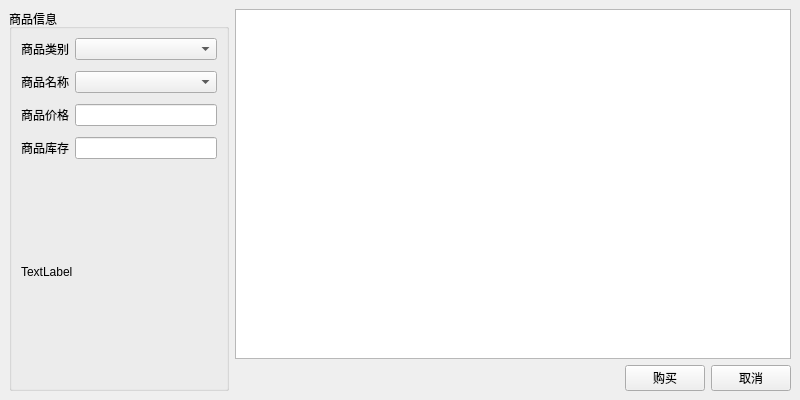
Old version of the form purchase.ui in the repository Johnbulte/Qt_Emarket.
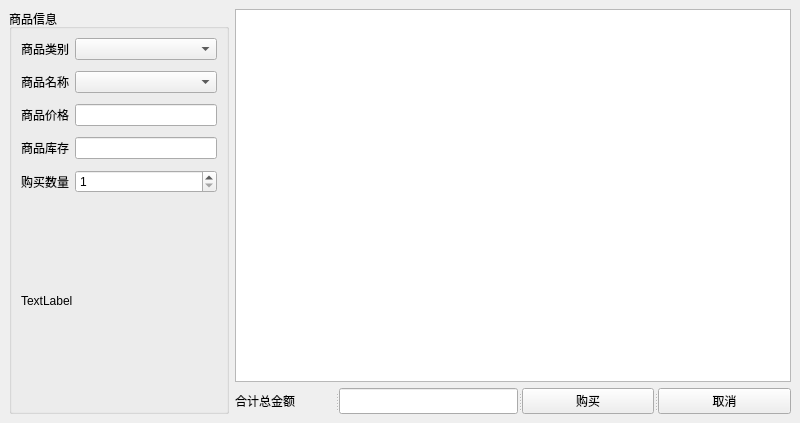
New version of the form.

Commit message: 购买功能的简单实现

Diff of the .ui file:
```diff
--- a/purchase.ui
+++ b/purchase.ui
@@ -7,7 +7,7 @@
     <x>0</x>
     <y>0</y>
     <width>800</width>
-    <height>400</height>
+    <height>423</height>
    </rect>
   </property>
   <property name="windowTitle">
@@ -55,8 +55,8 @@
         <property name="title">
          <string>商品信息</string>
         </property>
-        <layout class="QHBoxLayout" name="horizontalLayout_5">
-         <item>
+        <layout class="QGridLayout" name="gridLayout_3">
+         <item row="0" column="0">
           <layout class="QVBoxLayout" name="verticalLayout">
            <item>
             <layout class="QHBoxLayout" name="horizontalLayout">
@@ -177,7 +177,52 @@
             </layout>
            </item>
            <item>
-            <widget class="QLabel" name="label_5">
+            <spacer name="verticalSpacer_4">
+             <property name="orientation">
+              <enum>Qt::Vertical</enum>
+             </property>
+             <property name="sizeType">
+              <enum>QSizePolicy::Fixed</enum>
+             </property>
+             <property name="sizeHint" stdset="0">
+              <size>
+               <width>20</width>
+               <height>5</height>
+              </size>
+             </property>
+            </spacer>
+           </item>
+           <item>
+            <layout class="QHBoxLayout" name="horizontalLayout_5">
+             <item>
+              <widget class="QLabel" name="label_6">
+               <property name="text">
+                <string>购买数量</string>
+               </property>
+              </widget>
+             </item>
+             <item>
+              <widget class="QSpinBox" name="spinBox">
+               <property name="sizePolicy">
+                <sizepolicy hsizetype="Expanding" vsizetype="Fixed">
+                 <horstretch>0</horstretch>
+                 <verstretch>0</verstretch>
+                </sizepolicy>
+               </property>
+               <property name="minimum">
+                <number>1</number>
+               </property>
+               <property name="maximum">
+                <number>999</number>
+               </property>
+              </widget>
+             </item>
+            </layout>
+           </item>
+          </layout>
+         </item>
+         <item row="1" column="0">
+          <widget class="QLabel" name="photoImage">
              <property name="minimumSize">
               <size>
                <width>200</width>
@@ -190,43 +235,33 @@
             </widget>
            </item>
           </layout>
-         </item>
-        </layout>
        </widget>
       </item>
       <item row="0" column="1">
        <widget class="QTextEdit" name="textEdit"/>
       </item>
       <item row="1" column="1">
-       <layout class="QHBoxLayout" name="horizontalLayout_6">
-        <item>
-         <spacer name="horizontalSpacer">
+       <widget class="QSplitter" name="splitter">
           <property name="orientation">
            <enum>Qt::Horizontal</enum>
           </property>
-          <property name="sizeHint" stdset="0">
-           <size>
-            <width>298</width>
-            <height>20</height>
-           </size>
-          </property>
-         </spacer>
-        </item>
-        <item>
+        <widget class="QLabel" name="label_7">
+         <property name="text">
+          <string>合计总金额</string>
+         </property>
+        </widget>
+        <widget class="QLineEdit" name="editSumPrice"/>
          <widget class="QPushButton" name="btnBuy">
           <property name="text">
            <string>购买</string>
           </property>
          </widget>
-        </item>
-        <item>
          <widget class="QPushButton" name="btnCancel">
           <property name="text">
            <string>取消</string>
           </property>
          </widget>
-        </item>
-       </layout>
+       </widget>
       </item>
      </layout>
     </widget>
```
Lines whose indentation alone changed are shown as unchanged. The commit also changes 2 other files.
